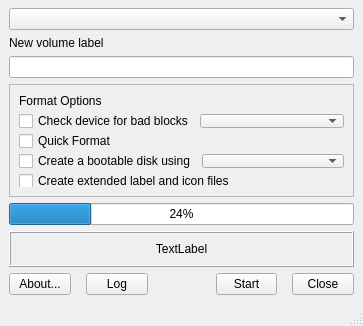
First picture: the form in gui.ui, repository MonterraByte/USBMaker, before the edit; both pictures show x 0 to 363 and y 165 to 491 of the 363 by 491 pixel window.
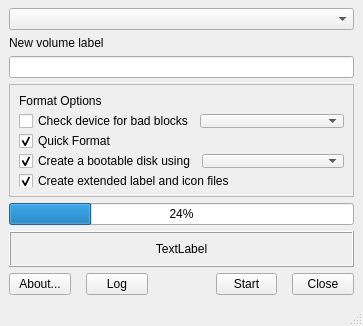
Second picture: the form after the edit.

Patch:
```diff
--- a/gui.ui
+++ b/gui.ui
@@ -136,6 +136,9 @@
          <property name="text">
           <string>Quick Format</string>
          </property>
+         <property name="checked">
+          <bool>true</bool>
+         </property>
         </widget>
        </item>
        <item>
@@ -145,6 +148,9 @@
            <property name="text">
             <string>Create a bootable disk using</string>
            </property>
+           <property name="checked">
+            <bool>true</bool>
+           </property>
           </widget>
          </item>
          <item>
@@ -157,6 +163,9 @@
          <property name="text">
           <string>Create extended label and icon files</string>
          </property>
+         <property name="checked">
+          <bool>true</bool>
+         </property>
         </widget>
        </item>
       </layout>
```
